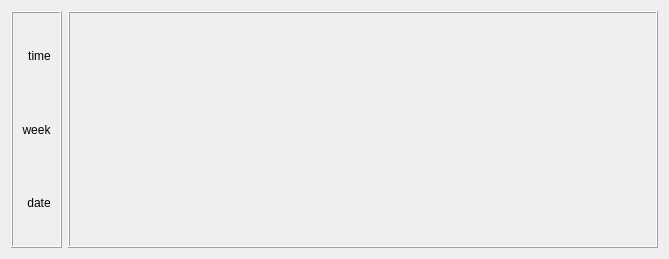
Above: ui/mainwindow.ui from niuyuxin/infoScreen before the change. Below: the same form after it.
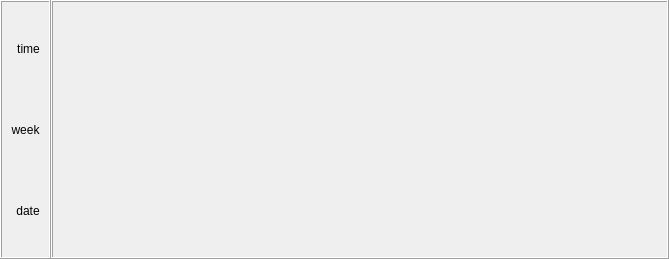
That is the form after the change.

What changed in the file:
```diff
--- a/ui/mainwindow.ui
+++ b/ui/mainwindow.ui
@@ -14,6 +14,21 @@
    <string>Form</string>
   </property>
   <layout class="QHBoxLayout" name="horizontalLayout">
+   <property name="spacing">
+    <number>0</number>
+   </property>
+   <property name="leftMargin">
+    <number>0</number>
+   </property>
+   <property name="topMargin">
+    <number>0</number>
+   </property>
+   <property name="rightMargin">
+    <number>0</number>
+   </property>
+   <property name="bottomMargin">
+    <number>0</number>
+   </property>
    <item>
     <widget class="QFrame" name="frame">
      <property name="layoutDirection">
```
